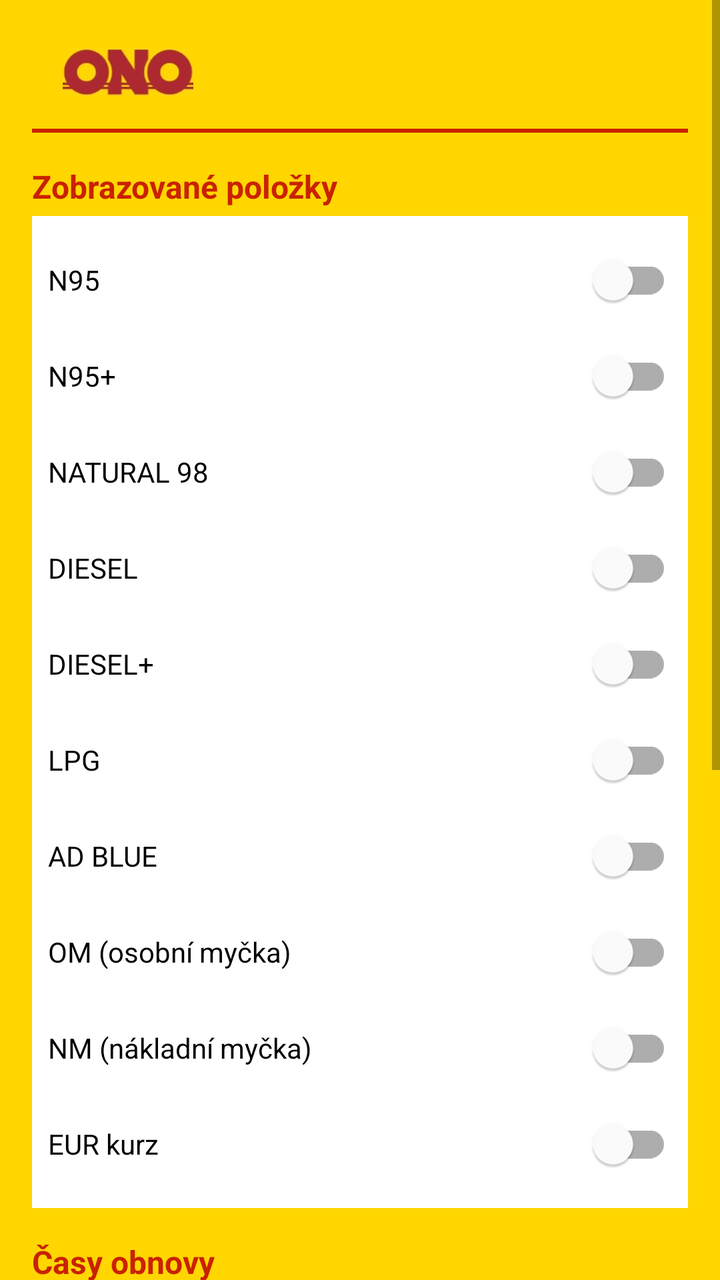
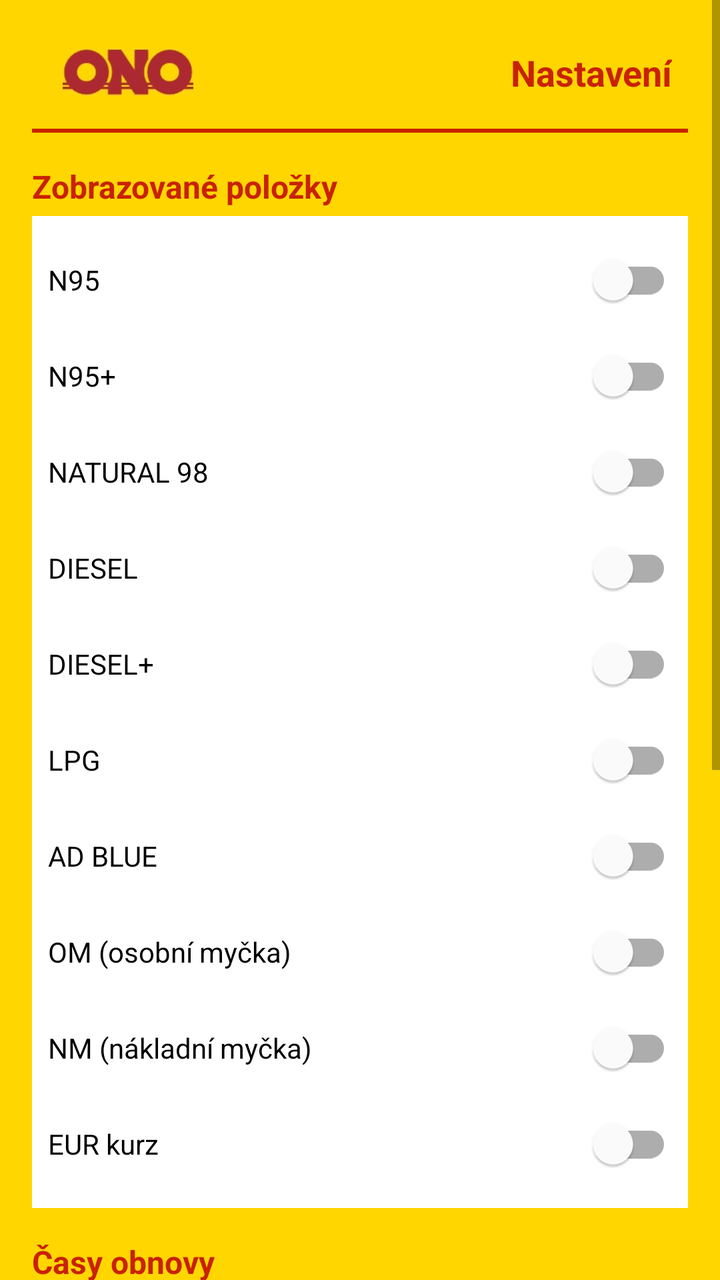

Compare the two renders of this Android layout. The source of the first and the diff that turns it into the second are given below.
<!-- AndroidManifest.xml: activity theme Theme.TankONOWidget -->
<!-- res/layout/activity_main.xml -->
<?xml version="1.0" encoding="utf-8"?>

<ScrollView xmlns:android="http://schemas.android.com/apk/res/android"
    xmlns:app="http://schemas.android.com/apk/res-auto"
    android:layout_width="match_parent"
    android:layout_height="match_parent"
    android:background="@color/yellow">

    <LinearLayout
        android:layout_width="match_parent"
        android:layout_height="wrap_content"
        android:orientation="vertical"
        android:padding="16dp">

        
        <LinearLayout
            android:layout_width="match_parent"
            android:layout_height="wrap_content"
            android:orientation="horizontal"
            android:gravity="center_vertical"
            android:background="@color/yellow"
            android:padding="8dp">

            <ImageView
                android:layout_width="80dp"
                android:layout_height="24dp"
                android:src="@drawable/logo"
                android:scaleType="fitCenter" />

            <TextView
                android:layout_width="0dp"
                android:layout_weight="1"
                android:layout_height="wrap_content"
                android:text="Nastavení"
                android:textSize="18sp"
                android:textColor="@color/yellow"
                android:textStyle="bold"
                android:gravity="end" />

        </LinearLayout>

        
        <LinearLayout
            android:layout_width="match_parent"
            android:layout_height="wrap_content"
            android:orientation="horizontal"
            android:layout_marginTop="8dp"
            android:layout_marginBottom="8dp">

            <View
                android:layout_width="0dp"
                android:layout_weight="1"
                android:layout_height="2dp"
                android:background="@color/red" />

            <View
                android:layout_width="0dp"
                android:layout_weight="3"
                android:layout_height="2dp"
                android:background="@color/red" />

            <View
                android:layout_width="0dp"
                android:layout_weight="1"
                android:layout_height="2dp"
                android:background="@color/red" />

        </LinearLayout>

        
        <TextView
            android:layout_width="wrap_content"
            android:layout_height="wrap_content"
            android:text="Zobrazované položky"
            android:textSize="16sp"
            android:textStyle="bold"
            android:textColor="@color/red"
            android:layout_marginTop="8dp" />

        <LinearLayout
            android:layout_width="match_parent"
            android:layout_height="wrap_content"
            android:orientation="vertical"
            android:background="#FFFFFF"
            android:padding="8dp"
            android:layout_marginTop="4dp">

            <com.google.android.material.switchmaterial.SwitchMaterial
                android:id="@+id/switch_n95"
                android:layout_width="match_parent"
                android:layout_height="wrap_content"
                android:text="N95" />

            <com.google.android.material.switchmaterial.SwitchMaterial
                android:id="@+id/switch_n95p"
                android:layout_width="match_parent"
                android:layout_height="wrap_content"
                android:text="N95+" />

            <com.google.android.material.switchmaterial.SwitchMaterial
                android:id="@+id/switch_n98"
                android:layout_width="match_parent"
                android:layout_height="wrap_content"
                android:text="NATURAL 98" />

            <com.google.android.material.switchmaterial.SwitchMaterial
                android:id="@+id/switch_diesel"
                android:layout_width="match_parent"
                android:layout_height="wrap_content"
                android:text="DIESEL" />

            <com.google.android.material.switchmaterial.SwitchMaterial
                android:id="@+id/switch_diesel_plus"
                android:layout_width="match_parent"
                android:layout_height="wrap_content"
                android:text="DIESEL+" />

            <com.google.android.material.switchmaterial.SwitchMaterial
                android:id="@+id/switch_lpg"
                android:layout_width="match_parent"
                android:layout_height="wrap_content"
                android:text="LPG" />

            <com.google.android.material.switchmaterial.SwitchMaterial
                android:id="@+id/switch_adblue"
                android:layout_width="match_parent"
                android:layout_height="wrap_content"
                android:text="AD BLUE" />

            <com.google.android.material.switchmaterial.SwitchMaterial
                android:id="@+id/switch_om"
                android:layout_width="match_parent"
                android:layout_height="wrap_content"
                android:text="OM (osobní myčka)" />

            <com.google.android.material.switchmaterial.SwitchMaterial
                android:id="@+id/switch_nm"
                android:layout_width="match_parent"
                android:layout_height="wrap_content"
                android:text="NM (nákladní myčka)" />

            <com.google.android.material.switchmaterial.SwitchMaterial
                android:id="@+id/switch_euro"
                android:layout_width="match_parent"
                android:layout_height="wrap_content"
                android:text="EUR kurz" />

        </LinearLayout>

        
        <TextView
            android:layout_width="wrap_content"
            android:layout_height="wrap_content"
            android:text="Časy obnovy"
            android:textSize="16sp"
            android:textStyle="bold"
            android:textColor="@color/red"
            android:layout_marginTop="16dp" />

        <LinearLayout
            android:layout_width="match_parent"
            android:layout_height="wrap_content"
            android:orientation="vertical"
            android:background="#FFFFFF"
            android:padding="8dp"
            android:layout_marginTop="4dp">

            <LinearLayout
                android:layout_width="match_parent"
                android:layout_height="wrap_content"
                android:orientation="horizontal"
                android:layout_marginBottom="4dp">
                <TextView
                    android:layout_width="120dp"
                    android:layout_height="wrap_content"
                    android:text="Začátek špičky:" />
                <EditText
                    android:id="@+id/et_peak_start"
                    android:layout_width="0dp"
                    android:layout_weight="1"
                    android:layout_height="wrap_content"
                    android:inputType="text"
                    android:text="14:30" />
            </LinearLayout>

            <LinearLayout
                android:layout_width="match_parent"
                android:layout_height="wrap_content"
                android:orientation="horizontal"
                android:layout_marginBottom="4dp">
                <TextView
                    android:layout_width="120dp"
                    android:layout_height="wrap_content"
                    android:text="Konec špičky:" />
                <EditText
                    android:id="@+id/et_peak_end"
                    android:layout_width="0dp"
                    android:layout_weight="1"
                    android:layout_height="wrap_content"
                    android:inputType="text"
                    android:text="16:00" />
            </LinearLayout>

            <LinearLayout
                android:layout_width="match_parent"
                android:layout_height="wrap_content"
                android:orientation="horizontal"
                android:layout_marginBottom="4dp">
                <TextView
                    android:layout_width="120dp"
                    android:layout_height="wrap_content"
                    android:text="Interval špička (min):" />
                <EditText
                    android:id="@+id/et_peak_interval"
                    android:layout_width="0dp"
                    android:layout_weight="1"
                    android:layout_height="wrap_content"
                    android:inputType="number"
                    android:text="10" />
            </LinearLayout>

            <LinearLayout
                android:layout_width="match_parent"
                android:layout_height="wrap_content"
                android:orientation="horizontal">
                <TextView
                    android:layout_width="120dp"
                    android:layout_height="wrap_content"
                    android:text="Interval mimo (min):" />
                <EditText
                    android:id="@+id/et_off_peak_interval"
                    android:layout_width="0dp"
                    android:layout_weight="1"
                    android:layout_height="wrap_content"
                    android:inputType="number"
                    android:text="60" />
            </LinearLayout>

        </LinearLayout>

        
        <TextView
            android:layout_width="wrap_content"
            android:layout_height="wrap_content"
            android:text="Vzhled"
            android:textSize="16sp"
            android:textStyle="bold"
            android:textColor="@color/red"
            android:layout_marginTop="16dp" />

        <LinearLayout
            android:layout_width="match_parent"
            android:layout_height="wrap_content"
            android:orientation="vertical"
            android:background="#FFFFFF"
            android:padding="8dp"
            android:layout_marginTop="4dp">

            <com.google.android.material.switchmaterial.SwitchMaterial
                android:id="@+id/switch_hide_icon"
                android:layout_width="match_parent"
                android:layout_height="wrap_content"
                android:text="Skrýt ikonu ze seznamu aplikací" />

        </LinearLayout>

        
        <LinearLayout
            android:layout_width="match_parent"
            android:layout_height="wrap_content"
            android:orientation="horizontal"
            android:layout_marginTop="16dp">

            <Button
                android:id="@+id/btn_save"
                android:layout_width="0dp"
                android:layout_weight="1"
                android:layout_height="wrap_content"
                android:text="Uložit"
                android:backgroundTint="@color/red"
                android:layout_marginEnd="8dp" />

            <Button
                android:id="@+id/btn_update_now"
                android:layout_width="0dp"
                android:layout_weight="1"
                android:layout_height="wrap_content"
                android:text="Aktualizovat nyní"
                android:backgroundTint="@color/red" />

        </LinearLayout>

        
        <TextView
            android:id="@+id/tv_last_update"
            android:layout_width="match_parent"
            android:layout_height="wrap_content"
            android:text="Poslední aktualizace: --:--:--"
            android:textSize="12sp"
            android:textColor="#666666"
            android:gravity="center"
            android:layout_marginTop="16dp" />

    </LinearLayout>

</ScrollView>
<!-- resources referenced by this layout -->
<resources>
  <color name="red">#C92200</color>
  <color name="yellow">#FFD600</color>
  <!-- drawable logo: jpg bitmap (drawable-hdpi, 9158 bytes) -->
  <style name="Theme.TankONOWidget" parent="Theme.MaterialComponents.DayNight.NoActionBar">
          <item name="colorPrimary">@color/tankono_red</item>
          <item name="colorPrimaryVariant">@color/tankono_red</item>
          <item name="colorOnPrimary">@color/white</item>
          <item name="colorSecondary">@color/tankono_yellow</item>
          <item name="colorSecondaryVariant">@color/tankono_yellow</item>
          <item name="colorOnSecondary">@color/black</item>
          <item name="android:statusBarColor">@color/tankono_red</item>
      </style>
  <color name="tankono_red">#C92200</color>
  <color name="white">#FFFFFF</color>
  <color name="tankono_yellow">#FFD600</color>
  <color name="black">#000000</color>
</resources>

<!-- the commit's change to res/layout/activity_main.xml (unified diff, before → after) -->
@@ -33,7 +33,7 @@
                 android:layout_height="wrap_content"
                 android:text="Nastavení"
                 android:textSize="18sp"
-                android:textColor="@color/yellow"
+                android:textColor="@color/red"
                 android:textStyle="bold"
                 android:gravity="end" />
 
